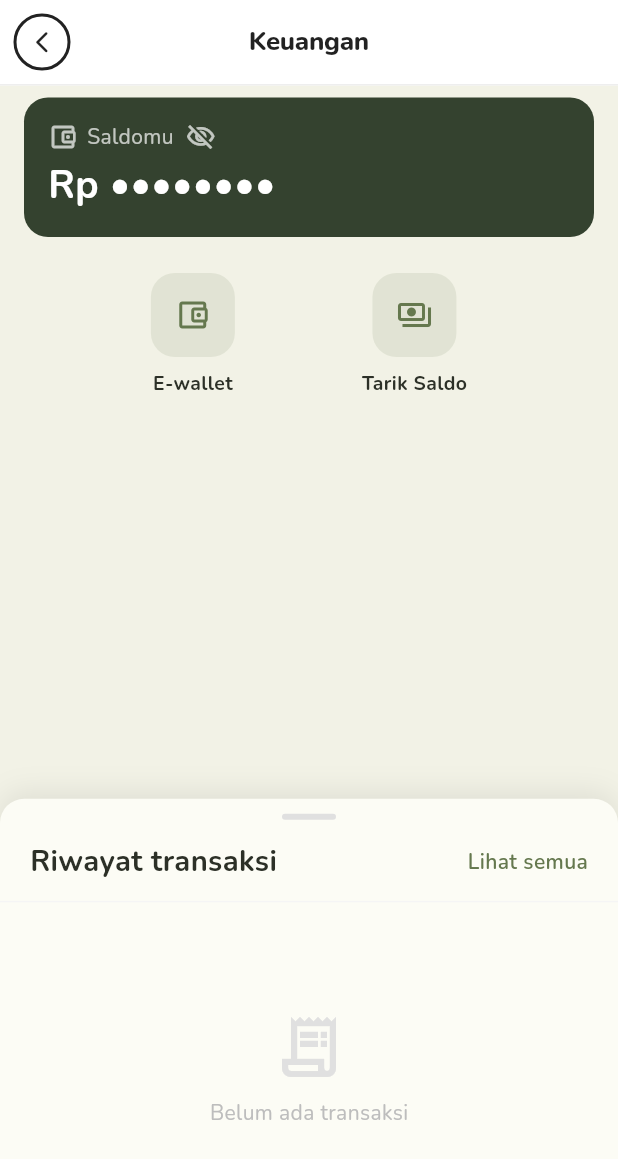
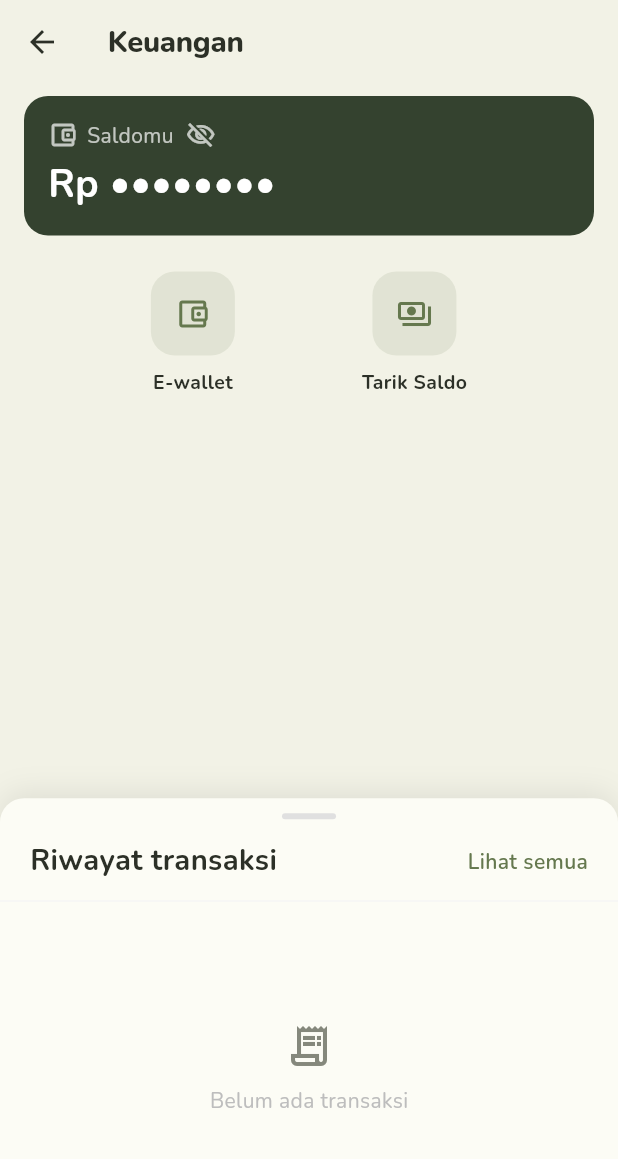
Before and after one commit to chizbu/setor_in, a Flutter app: the KeuanganScreen screen opened directly, on a phone screen of 412 x 824 dp. Shown: the top 1159 px of the screen. Run offline on Flutter 3.47's test engine with Material 3 defaults, Android fonts, the phone set to English and light mode, and no system bars; our stand-ins replace flutter_contacts, image_picker, qr_flutter, screenshot, share_plus, shared_preferences; accounts and stored records are empty; network calls fail.

Commit message:
refine finance and transaction history UI

```diff
--- a/lib/screens/auth/keuangan_screen.dart
+++ b/lib/screens/auth/keuangan_screen.dart
@@ -347,9 +347,9 @@ class _KeuanganScreenState extends State<KeuanganScreen> {
 
     return InkWell(
       onTap: () => _showDetailTransaksi(context, item),
-      borderRadius: BorderRadius.circular(12),
+      borderRadius: BorderRadius.circular(AppRadius.md),
       child: Padding(
-        padding: const EdgeInsets.symmetric(horizontal: 14, vertical: 12),
+        padding: const EdgeInsets.symmetric(horizontal: AppSpacing.md, vertical: AppSpacing.md),
         child: Row(
           children: [
             Container(
@@ -374,7 +374,7 @@ class _KeuanganScreenState extends State<KeuanganScreen> {
                   const SizedBox(height: 2),
                   Text(
                     item.subjudul,
-                    style: TextStyle(color: Colors.grey.shade500, fontSize: AppTypography.caption),
+                    style: TextStyle(color: kTextSoft, fontSize: AppTypography.caption),
                   ),
                 ],
               ),
@@ -386,7 +386,7 @@ class _KeuanganScreenState extends State<KeuanganScreen> {
                   item.nominal,
                   style: TextStyle(
                     fontWeight: FontWeight.w700,
-                    fontSize: AppTypography.bodySmall,
+                    fontSize: AppTypography.body,
                     color: item.isPlus ? kPrimary : kDanger,
                   ),
                 ),
@@ -406,7 +406,7 @@ class _KeuanganScreenState extends State<KeuanganScreen> {
                   item.tanggal.contains(',')
                       ? item.tanggal.split(',').last.trim()
                       : item.tanggal,
-                  style: TextStyle(fontSize: AppTypography.caption, color: Colors.grey.shade400),
+                  style: TextStyle(fontSize: AppTypography.caption, color: kTextSoft),
                 ),
               ],
             ),
@@ -545,8 +545,8 @@ class _KeuanganScreenState extends State<KeuanganScreen> {
                                         MainAxisAlignment.center,
                                     children: [
                                       Icon(Icons.receipt_long_outlined,
-                                          size: AppIconSize.hero,
-                                          color: Colors.grey.shade300),
+                                          size: AppIconSize.xl,
+                                          color: kTextSoft),
                                       const SizedBox(height: 10),
                                       Text(
                                         'Belum ada transaksi',
@@ -726,7 +726,7 @@ class _RiwayatScreenState extends State<RiwayatScreen> {
                     mainAxisAlignment: MainAxisAlignment.center,
                     children: [
                       Icon(Icons.receipt_long_outlined,
-                          size: AppIconSize.hero, color: Colors.grey.shade300),
+                          size: AppIconSize.xl, color: kTextSoft),
                       const SizedBox(height: 12),
                       Text(
                         'Belum ada transaksi',
@@ -877,7 +877,7 @@ class _RiwayatScreenState extends State<RiwayatScreen> {
                   const SizedBox(height: 2),
                   Text(item.subjudul,
                       style: TextStyle(
-                          color: Colors.grey.shade500, fontSize: AppTypography.caption)),
+                          color: kTextSoft, fontSize: AppTypography.caption)),
                 ],
               ),
             ),
@@ -888,7 +888,7 @@ class _RiwayatScreenState extends State<RiwayatScreen> {
                   item.nominal,
                   style: TextStyle(
                     fontWeight: FontWeight.w700,
-                    fontSize: AppTypography.bodySmall,
+                    fontSize: AppTypography.body,
                     color: item.isPlus ? kPrimary : kDanger,
                   ),
                 ),
@@ -909,7 +909,7 @@ class _RiwayatScreenState extends State<RiwayatScreen> {
                       ? item.tanggal.split(',').last.trim()
                       : item.tanggal,
                   style: TextStyle(
-                      fontSize: AppTypography.caption, color: Colors.grey.shade400),
+                      fontSize: AppTypography.caption, color: kTextSoft),
                 ),
               ],
             ),
@@ -2512,7 +2512,7 @@ PreferredSizeWidget _buildAppBar(
   VoidCallback? onBack,
 }) {
   return AppBar(
-    backgroundColor: Colors.white,
+    backgroundColor: kBg,
     surfaceTintColor: Colors.transparent,
     elevation: 0,
     leading: showBack
@@ -2523,35 +2523,21 @@ PreferredSizeWidget _buildAppBar(
               } else if (Navigator.canPop(context)) {
                 Navigator.pop(context);
               } else {
-                Navigator.popUntil(
-                    context, (route) => route.isFirst);
+                Navigator.popUntil(context, (route) => route.isFirst);
               }
             },
-            icon: Container(
-              width: 38,
-              height: 38,
-              decoration: BoxDecoration(
-                shape: BoxShape.circle,
-                border: Border.all(color: Colors.black87, width: 2),
-              ),
-              child: const Icon(Icons.arrow_back_ios_new_rounded,
-                  size: 17, color: Colors.black87),
-            ),
+            icon: const Icon(Icons.arrow_back, size: AppIconSize.lg, color: kText),
           )
         : null,
     title: Text(
       title,
       style: const TextStyle(
-        color: Colors.black87,
+        color: kText,
         fontWeight: FontWeight.w800,
-        fontSize: AppTypography.bodyLarge,
+        fontSize: AppTypography.subtitle,
       ),
     ),
-    centerTitle: true,
-    bottom: PreferredSize(
-      preferredSize: const Size.fromHeight(1),
-      child: Divider(height: 1, color: Colors.grey.shade200),
-    ),
+    centerTitle: false,
   );
 }
 
```
Also changed, not shown: lib/screens/auth/aktivitas_screen.dart (+42 -35 lines).
